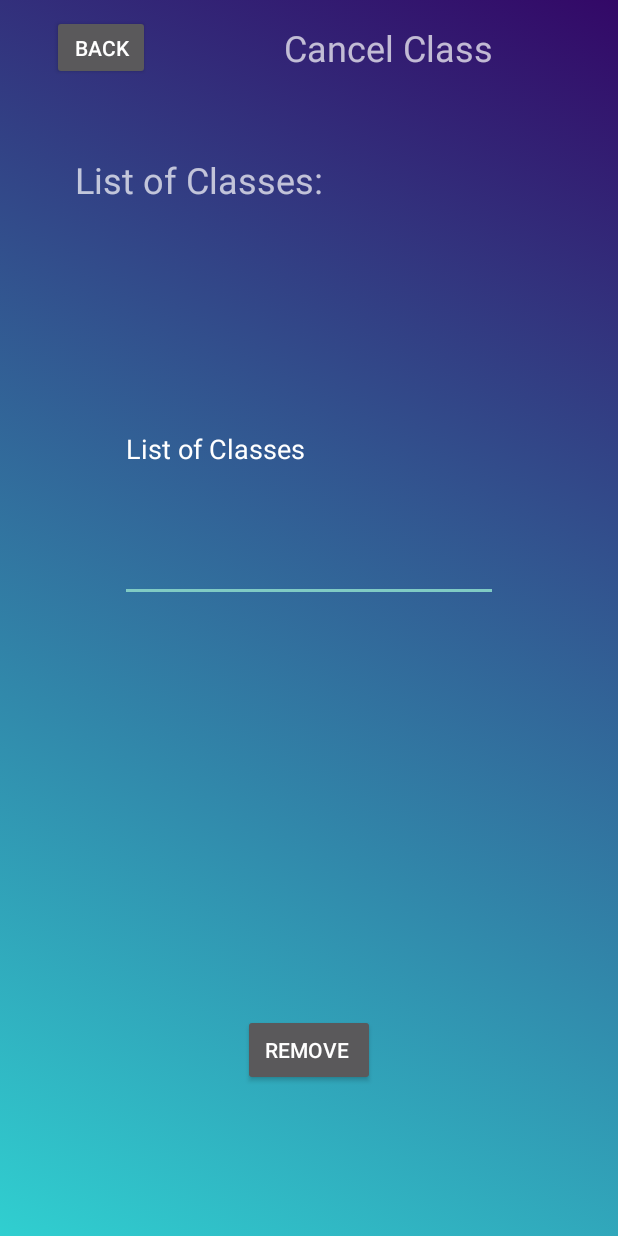
After one commit to ritvik130/Fitbits, an Android app: the CancelClass screen opened directly, with no data from a screen before it, on a phone screen of 412 x 824 dp. The commit adds this screen. Run offline under Robolectric (Android 15) with nearby library versions, the phone set to English and light mode, and no system bars.

Commit message:
Cancel Class Layout

```diff
--- a/project/app/src/main/AndroidManifest.xml
+++ b/project/app/src/main/AndroidManifest.xml
@@ -10,22 +10,21 @@
         android:supportsRtl="true"
         android:theme="@style/Theme.Fitbites">
         <activity
+            android:name=".CancelClass"
+            android:exported="true" />
+        <activity
             android:name=".ChangeClassScreen"
             android:exported="true" />
         <activity
             android:name=".ui.login.ClassScreen"
             android:exported="true"
             android:label="@string/title_activity_class_screen" />
-            android:name=".OptionScreen"
-            android:exported="true" />
         <activity android:name=".MainActivity">
             <intent-filter>
                 <action android:name="android.intent.action.MAIN" />
 
                 <category android:name="android.intent.category.LAUNCHER" />
             </intent-filter>
-
-
         </activity>
     </application>
 
--- /dev/null
+++ b/project/app/src/main/java/me/seg/fitbites/CancelClass.java
@@ -0,0 +1,14 @@
+package me.seg.fitbites;
+
+import androidx.appcompat.app.AppCompatActivity;
+
+import android.os.Bundle;
+
+public class CancelClass extends AppCompatActivity {
+
+    @Override
+    protected void onCreate(Bundle savedInstanceState) {
+        super.onCreate(savedInstanceState);
+        setContentView(R.layout.activity_cancel_class);
+    }
+}
--- /dev/null
+++ b/project/app/src/main/res/layout/activity_cancel_class.xml
@@ -0,0 +1,67 @@
+<?xml version="1.0" encoding="utf-8"?>
+<androidx.constraintlayout.widget.ConstraintLayout xmlns:android="http://schemas.android.com/apk/res/android"
+    xmlns:app="http://schemas.android.com/apk/res-auto"
+    xmlns:tools="http://schemas.android.com/tools"
+    android:layout_width="match_parent"
+    android:layout_height="match_parent"
+    tools:context=".Cancelclasses"
+    android:background="@drawable/background_gradient">
+
+    <Button
+        android:id="@+id/button2"
+        android:layout_width="65dp"
+        android:layout_height="43dp"
+        android:layout_marginStart="10dp"
+        android:layout_marginTop="10dp"
+        android:text="Back"
+        app:layout_constraintEnd_toEndOf="parent"
+        app:layout_constraintHorizontal_bias="0.073"
+        app:layout_constraintStart_toStartOf="parent"
+        app:layout_constraintTop_toTopOf="parent" />
+
+    <TextView
+        android:id="@+id/textView2"
+        android:layout_width="244dp"
+        android:layout_height="54dp"
+        android:layout_marginStart="50dp"
+        android:layout_marginTop="50dp"
+        android:text="List of Classes: "
+        android:textSize="24dp"
+        app:layout_constraintStart_toStartOf="parent"
+        app:layout_constraintTop_toBottomOf="@+id/button2" />
+
+    <Button
+        android:id="@+id/button3"
+        android:layout_width="wrap_content"
+        android:layout_height="wrap_content"
+        android:layout_gravity="bottom|center_horizontal"
+        android:layout_marginBottom="100dp"
+        android:text="Remove "
+        app:layout_constraintBottom_toBottomOf="parent"
+        app:layout_constraintEnd_toEndOf="parent"
+        app:layout_constraintStart_toStartOf="parent" />
+
+    <EditText
+        android:id="@+id/editTextTextPersonName4"
+        android:layout_width="252dp"
+        android:layout_height="204dp"
+        android:layout_marginTop="40dp"
+        android:ems="10"
+        android:inputType="textPersonName"
+        android:text="List of Classes"
+        app:layout_constraintEnd_toEndOf="parent"
+        app:layout_constraintStart_toStartOf="parent"
+        app:layout_constraintTop_toBottomOf="@+id/textView2" />
+
+    <TextView
+        android:id="@+id/textView4"
+        android:layout_width="164dp"
+        android:layout_height="43dp"
+        android:layout_marginStart="30dp"
+        android:layout_marginTop="15dp"
+        android:text="Cancel Class"
+        android:textSize="24dp"
+        app:layout_constraintEnd_toEndOf="parent"
+        app:layout_constraintStart_toEndOf="@+id/button2"
+        app:layout_constraintTop_toTopOf="parent" />
+</androidx.constraintlayout.widget.ConstraintLayout>
```
Also changed, not shown: project/app/src/main/res/values/strings.xml (+6 -7 lines).
